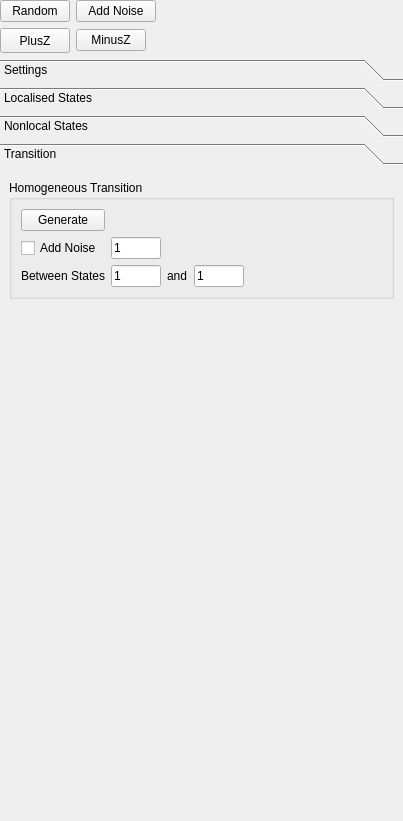
spirit-code/spirit, file ui-qt/ui/ConfigurationsWidget.ui: the form before one commit.
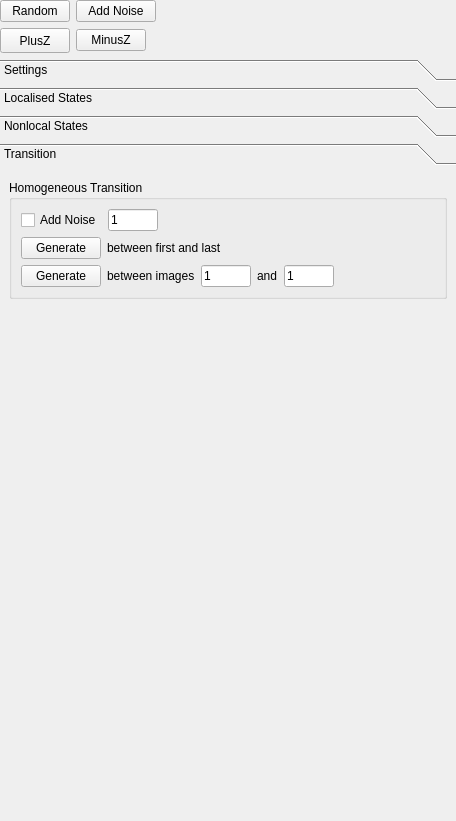
The form after the commit. The open tabs and pages were chosen to show the change.

Commit message: UI-QT: additional homogeneous transition button. Transition between first and last image.

```diff
--- a/ui-qt/ui/ConfigurationsWidget.ui
+++ b/ui-qt/ui/ConfigurationsWidget.ui
@@ -6,7 +6,7 @@
    <rect>
     <x>0</x>
     <y>0</y>
-    <width>403</width>
+    <width>456</width>
     <height>821</height>
    </rect>
   </property>
@@ -39,7 +39,7 @@
        <rect>
         <x>0</x>
         <y>0</y>
-        <width>403</width>
+        <width>456</width>
         <height>821</height>
        </rect>
       </property>
@@ -1419,8 +1419,8 @@
            <rect>
             <x>0</x>
             <y>0</y>
-            <width>403</width>
-            <height>609</height>
+            <width>456</width>
+            <height>651</height>
            </rect>
           </property>
           <property name="minimumSize">
@@ -1445,79 +1445,7 @@
               <string>Homogeneous Transition</string>
              </property>
              <layout class="QGridLayout" name="gridLayout_33">
-              <item row="2" column="0">
-               <widget class="QLabel" name="label_24">
-                <property name="text">
-                 <string>Between States</string>
-                </property>
-               </widget>
-              </item>
-              <item row="2" column="1">
-               <widget class="QLineEdit" name="lineEdit_Transition_Homogeneous_First">
-                <property name="minimumSize">
-                 <size>
-                  <width>40</width>
-                  <height>22</height>
-                 </size>
-                </property>
-                <property name="maximumSize">
-                 <size>
-                  <width>50</width>
-                  <height>16777215</height>
-                 </size>
-                </property>
-                <property name="text">
-                 <string>1</string>
-                </property>
-               </widget>
-              </item>
-              <item row="1" column="1">
-               <widget class="QLineEdit" name="lineEdit_Transition_Noise">
-                <property name="maximumSize">
-                 <size>
-                  <width>50</width>
-                  <height>50</height>
-                 </size>
-                </property>
-                <property name="text">
-                 <string>1</string>
-                </property>
-               </widget>
-              </item>
-              <item row="2" column="3">
-               <widget class="QLineEdit" name="lineEdit_Transition_Homogeneous_Last">
-                <property name="minimumSize">
-                 <size>
-                  <width>40</width>
-                  <height>22</height>
-                 </size>
-                </property>
-                <property name="maximumSize">
-                 <size>
-                  <width>50</width>
-                  <height>16777215</height>
-                 </size>
-                </property>
-                <property name="text">
-                 <string>1</string>
-                </property>
-               </widget>
-              </item>
-              <item row="0" column="0">
-               <widget class="QPushButton" name="pushButton_Transition_Homogeneous">
-                <property name="text">
-                 <string>Generate</string>
-                </property>
-               </widget>
-              </item>
-              <item row="1" column="0">
-               <widget class="QCheckBox" name="checkBox_Transition_Noise">
-                <property name="text">
-                 <string>Add Noise</string>
-                </property>
-               </widget>
-              </item>
-              <item row="2" column="4">
+              <item row="4" column="5">
                <spacer name="horizontalSpacer_23">
                 <property name="orientation">
                  <enum>Qt::Horizontal</enum>
@@ -1530,12 +1458,148 @@
                 </property>
                </spacer>
               </item>
-              <item row="2" column="2">
-               <widget class="QLabel" name="label_26">
-                <property name="text">
-                 <string>and</string>
-                </property>
-               </widget>
+              <item row="3" column="1">
+               <layout class="QGridLayout" name="gridLayout_16">
+                <item row="0" column="0">
+                 <widget class="QPushButton" name="pushButton_Transition_Homogeneous_First_Last">
+                  <property name="maximumSize">
+                   <size>
+                    <width>80</width>
+                    <height>16777215</height>
+                   </size>
+                  </property>
+                  <property name="text">
+                   <string>Generate</string>
+                  </property>
+                 </widget>
+                </item>
+                <item row="0" column="1">
+                 <widget class="QLabel" name="label">
+                  <property name="text">
+                   <string>between first and last</string>
+                  </property>
+                 </widget>
+                </item>
+                <item row="0" column="2">
+                 <spacer name="horizontalSpacer_7">
+                  <property name="orientation">
+                   <enum>Qt::Horizontal</enum>
+                  </property>
+                  <property name="sizeHint" stdset="0">
+                   <size>
+                    <width>40</width>
+                    <height>20</height>
+                   </size>
+                  </property>
+                 </spacer>
+                </item>
+               </layout>
+              </item>
+              <item row="4" column="1">
+               <layout class="QGridLayout" name="gridLayout_17">
+                <item row="0" column="2">
+                 <widget class="QLineEdit" name="lineEdit_Transition_Homogeneous_First">
+                  <property name="minimumSize">
+                   <size>
+                    <width>40</width>
+                    <height>22</height>
+                   </size>
+                  </property>
+                  <property name="maximumSize">
+                   <size>
+                    <width>50</width>
+                    <height>16777215</height>
+                   </size>
+                  </property>
+                  <property name="text">
+                   <string>1</string>
+                  </property>
+                 </widget>
+                </item>
+                <item row="0" column="1">
+                 <widget class="QLabel" name="label_2">
+                  <property name="text">
+                   <string>between images</string>
+                  </property>
+                 </widget>
+                </item>
+                <item row="0" column="3">
+                 <widget class="QLabel" name="label_26">
+                  <property name="text">
+                   <string>and</string>
+                  </property>
+                 </widget>
+                </item>
+                <item row="0" column="0">
+                 <widget class="QPushButton" name="pushButton_Transition_Homogeneous">
+                  <property name="maximumSize">
+                   <size>
+                    <width>80</width>
+                    <height>16777215</height>
+                   </size>
+                  </property>
+                  <property name="text">
+                   <string>Generate</string>
+                  </property>
+                 </widget>
+                </item>
+                <item row="0" column="4">
+                 <widget class="QLineEdit" name="lineEdit_Transition_Homogeneous_Last">
+                  <property name="minimumSize">
+                   <size>
+                    <width>40</width>
+                    <height>22</height>
+                   </size>
+                  </property>
+                  <property name="maximumSize">
+                   <size>
+                    <width>50</width>
+                    <height>16777215</height>
+                   </size>
+                  </property>
+                  <property name="text">
+                   <string>1</string>
+                  </property>
+                 </widget>
+                </item>
+               </layout>
+              </item>
+              <item row="0" column="1">
+               <layout class="QGridLayout" name="gridLayout_18">
+                <item row="1" column="0">
+                 <widget class="QCheckBox" name="checkBox_Transition_Noise">
+                  <property name="text">
+                   <string>Add Noise</string>
+                  </property>
+                 </widget>
+                </item>
+                <item row="1" column="1">
+                 <widget class="QLineEdit" name="lineEdit_Transition_Noise">
+                  <property name="maximumSize">
+                   <size>
+                    <width>50</width>
+                    <height>50</height>
+                   </size>
+                  </property>
+                  <property name="text">
+                   <string>1</string>
+                  </property>
+                 </widget>
+                </item>
+                <item row="1" column="2">
+                 <spacer name="horizontalSpacer_6">
+                  <property name="orientation">
+                   <enum>Qt::Horizontal</enum>
+                  </property>
+                  <property name="sizeHint" stdset="0">
+                   <size>
+                    <width>40</width>
+                    <height>20</height>
+                   </size>
+                  </property>
+                 </spacer>
+                </item>
+               </layout>
               </item>
              </layout>
             </widget>
```
Left out of the diff: 49 changed lines with no effect on the pictures. The commit also changes 3 other files.
